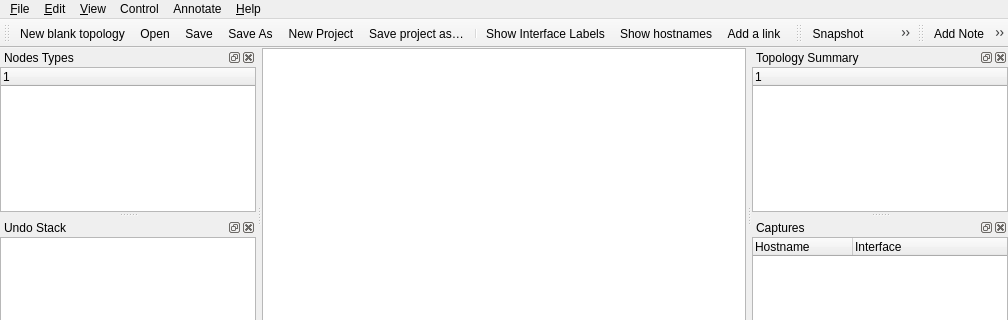
Above: src/GNS3/Ui/Form_MainWindow.ui from GNS3/gns3-legacy before the change; both pictures show x 0 to 1008 and y 0 to 320 of the 1008 by 620 pixel window. Below: the same form after it.
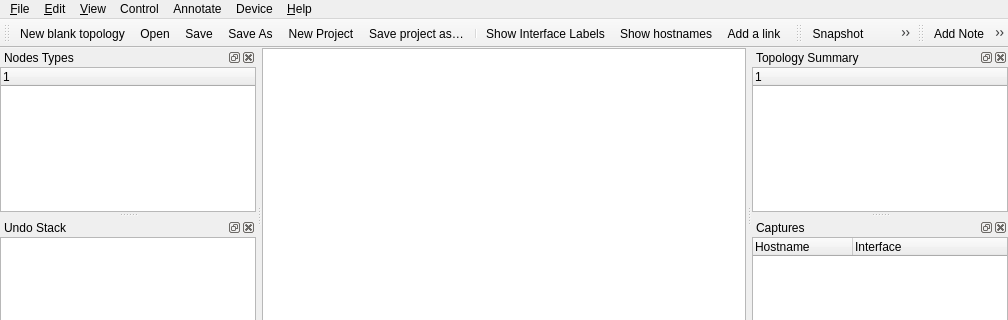
That is the form after the change. Icons and pictures are not drawn. Custom widgets are drawn as their Qt base class.

Patch:
```diff
--- a/src/GNS3/Ui/Form_MainWindow.ui
+++ b/src/GNS3/Ui/Form_MainWindow.ui
@@ -116,11 +116,17 @@
     <addaction name="action_DrawRectangle"/>
     <addaction name="action_DrawEllipse"/>
    </widget>
+   <widget class="QMenu" name="menuDevice">
+    <property name="title">
+     <string>Device</string>
+    </property>
+   </widget>
    <addaction name="menu_File"/>
    <addaction name="menu_Edit"/>
    <addaction name="menu_View"/>
    <addaction name="menuControl"/>
    <addaction name="menuAnnotate"/>
+   <addaction name="menuDevice"/>
    <addaction name="menu_About"/>
   </widget>
   <widget class="QStatusBar" name="statusbar"/>
```
Left out of the diff: 2 changed lines with no effect on the pictures.
